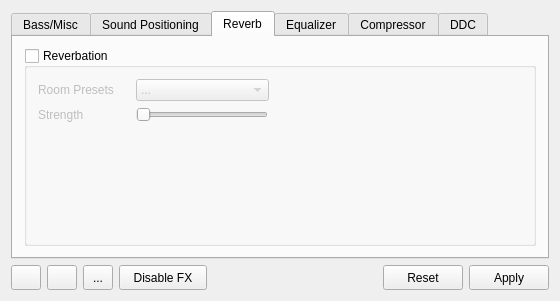
Qt form mainwindow.ui (Audio4Linux/JDSP4Linux) before a commit.
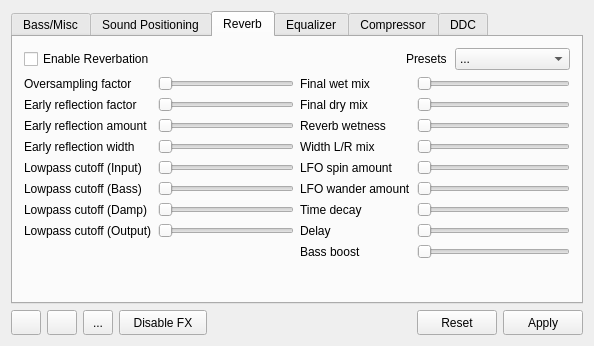
The same form after that commit. The open tabs and pages were chosen to show the change. Icons and pictures are not drawn.

Commit message: Progenitor2 (Reverb engine) fully customizable

What changed in the file:
```diff
--- a/mainwindow.ui
+++ b/mainwindow.ui
@@ -6,20 +6,20 @@
    <rect>
     <x>0</x>
     <y>0</y>
-    <width>560</width>
-    <height>301</height>
+    <width>594</width>
+    <height>346</height>
    </rect>
   </property>
   <property name="minimumSize">
    <size>
     <width>560</width>
-    <height>301</height>
+    <height>346</height>
    </size>
   </property>
   <property name="maximumSize">
    <size>
     <width>750</width>
-    <height>301</height>
+    <height>346</height>
    </size>
   </property>
   <property name="windowTitle">
@@ -796,136 +796,534 @@
        </attribute>
        <layout class="QVBoxLayout" name="verticalLayout_15">
         <item>
-         <widget class="QGroupBox" name="reverb">
-          <property name="whatsThis">
-           <string>&lt;html&gt;&lt;head/&gt;&lt;body&gt;&lt;p&gt;&lt;span style=&quot; font-weight:600; text-decoration: underline;&quot;&gt;Reverbation&lt;/span&gt;&lt;/p&gt;&lt;p&gt;Based on Progenitor2 (part of FreeVerb3)&lt;/p&gt;&lt;/body&gt;&lt;/html&gt;</string>
+         <layout class="QHBoxLayout" name="horizontalLayout_3">
+          <property name="bottomMargin">
+           <number>0</number>
           </property>
-          <property name="title">
-           <string>Reverbation</string>
-          </property>
-          <property name="checkable">
-           <bool>true</bool>
-          </property>
-          <property name="checked">
-           <bool>false</bool>
-          </property>
-          <layout class="QVBoxLayout" name="verticalLayout_11">
-           <item>
-            <layout class="QFormLayout" name="formLayout_3">
-             <property name="horizontalSpacing">
-              <number>22</number>
+          <item>
+           <layout class="QHBoxLayout" name="horizontalLayout_4"/>
+          </item>
+          <item>
+           <widget class="QCheckBox" name="reverb">
+            <property name="text">
+             <string>Enable Reverbation</string>
+            </property>
+           </widget>
+          </item>
+          <item>
+           <spacer name="horizontalSpacer_2">
+            <property name="orientation">
+             <enum>Qt::Horizontal</enum>
+            </property>
+            <property name="sizeHint" stdset="0">
+             <size>
+              <width>40</width>
+              <height>20</height>
+             </size>
+            </property>
+           </spacer>
+          </item>
+          <item>
+           <widget class="QLabel" name="label_4">
+            <property name="text">
+             <string>Presets</string>
+            </property>
+           </widget>
+          </item>
+          <item>
+           <spacer name="horizontalSpacer_3">
+            <property name="orientation">
+             <enum>Qt::Horizontal</enum>
+            </property>
+            <property name="sizeType">
+             <enum>QSizePolicy::Fixed</enum>
+            </property>
+            <property name="sizeHint" stdset="0">
+             <size>
+              <width>2</width>
+              <height>20</height>
+             </size>
+            </property>
+           </spacer>
+          </item>
+          <item>
+           <widget class="QComboBox" name="roompresets">
+            <property name="maximumSize">
+             <size>
+              <width>133</width>
+              <height>16777215</height>
+             </size>
+            </property>
+            <property name="frame">
+             <bool>true</bool>
+            </property>
+            <item>
+             <property name="text">
+              <string>...</string>
              </property>
-             <property name="verticalSpacing">
-              <number>6</number>
+            </item>
+            <item>
+             <property name="text">
+              <string>Default</string>
              </property>
-             <property name="bottomMargin">
-              <number>0</number>
+            </item>
+            <item>
+             <property name="text">
+              <string>Small hall 1</string>
              </property>
-             <item row="1" column="0">
-              <widget class="QLabel" name="vhplvl_label">
-               <property name="text">
-                <string>Strength</string>
-               </property>
-              </widget>
-             </item>
-             <item row="1" column="1">
-              <widget class="QSlider" name="reverb_strength">
-               <property name="minimumSize">
-                <size>
-                 <width>0</width>
-                 <height>13</height>
-                </size>
-               </property>
-               <property name="maximumSize">
-                <size>
-                 <width>132</width>
-                 <height>16777215</height>
-                </size>
-               </property>
-               <property name="minimum">
-                <number>0</number>
-               </property>
-               <property name="maximum">
-                <number>18</number>
-               </property>
-               <property name="value">
-                <number>0</number>
-               </property>
-               <property name="tracking">
-                <bool>true</bool>
-               </property>
-               <property name="orientation">
-                <enum>Qt::Horizontal</enum>
-               </property>
-               <property name="invertedControls">
-                <bool>false</bool>
-               </property>
-              </widget>
-             </item>
-             <item row="0" column="0">
-              <widget class="QLabel" name="label_4">
-               <property name="text">
-                <string>Room Presets</string>
-               </property>
-              </widget>
-             </item>
-             <item row="0" column="1">
-              <widget class="QComboBox" name="roompresets">
-               <property name="maximumSize">
-                <size>
-                 <width>133</width>
-                 <height>16777215</height>
-                </size>
-               </property>
-               <property name="frame">
-                <bool>true</bool>
-               </property>
-               <item>
-                <property name="text">
-                 <string>...</string>
-                </property>
-               </item>
-               <item>
-                <property name="text">
-                 <string>Small room</string>
-                </property>
-               </item>
-               <item>
-                <property name="text">
-                 <string>Medium room</string>
-                </property>
-               </item>
-               <item>
-                <property name="text">
-                 <string>Large room</string>
-                </property>
-               </item>
-               <item>
-                <property name="text">
-                 <string>Plate high</string>
-                </property>
-               </item>
-               <item>
-                <property name="text">
-                 <string>Plate low</string>
-                </property>
-               </item>
-               <item>
-                <property name="text">
-                 <string>Long reverb 1</string>
-                </property>
-               </item>
-               <item>
-                <property name="text">
-                 <string>Long reverb 2</string>
-                </property>
-               </item>
-              </widget>
-             </item>
-            </layout>
-           </item>
-          </layout>
-         </widget>
+            </item>
+            <item>
+             <property name="text">
+              <string>Small hall 2</string>
+             </property>
+            </item>
+            <item>
+             <property name="text">
+              <string>Medium hall 1</string>
+             </property>
+            </item>
+            <item>
+             <property name="text">
+              <string>Medium hall 2</string>
+             </property>
+            </item>
+            <item>
+             <property name="text">
+              <string>Large hall 1</string>
+             </property>
+            </item>
+            <item>
+             <property name="text">
+              <string>Large hall 2</string>
+             </property>
+            </item>
+            <item>
+             <property name="text">
+              <string>Small room 1</string>
+             </property>
+            </item>
+            <item>
+             <property name="text">
+              <string>Small room 2</string>
+             </property>
+            </item>
+            <item>
+             <property name="text">
+              <string>Medium room 1</string>
+             </property>
+            </item>
+            <item>
+             <property name="text">
+              <string>Medium room 2</string>
+             </property>
+            </item>
+            <item>
+             <property name="text">
+              <string>Large room 1</string>
+             </property>
+            </item>
+            <item>
+             <property name="text">
+              <string>Large room 2</string>
+             </property>
+            </item>
+            <item>
+             <property name="text">
+              <string>Medium ER 1</string>
+             </property>
+            </item>
+            <item>
+             <property name="text">
+              <string>Medium ER 2</string>
+             </property>
+            </item>
+            <item>
+             <property name="text">
+              <string>Plate high</string>
+             </property>
+            </item>
+            <item>
+             <property name="text">
+              <string>Plate low</string>
+             </property>
+            </item>
+            <item>
+             <property name="text">
+              <string>Long reverb 1</string>
+             </property>
+            </item>
+            <item>
+             <property name="text">
+              <string>Long reverb 2</string>
+             </property>
+            </item>
+           </widget>
+          </item>
+         </layout>
+        </item>
+        <item>
+         <layout class="QHBoxLayout" name="horizontalLayout_5">
+          <item>
+           <layout class="QFormLayout" name="formLayout">
+            <item row="0" column="0">
+             <widget class="QLabel" name="label_13">
+              <property name="text">
+               <string>Oversampling factor</string>
+              </property>
+             </widget>
+            </item>
+            <item row="0" column="1">
+             <widget class="QSlider" name="rev_osf">
+              <property name="minimum">
+               <number>1</number>
+              </property>
+              <property name="maximum">
+               <number>4</number>
+              </property>
+              <property name="orientation">
+               <enum>Qt::Horizontal</enum>
+              </property>
+             </widget>
+            </item>
+            <item row="1" column="0">
+             <widget class="QLabel" name="label_15">
+              <property name="text">
+               <string>Early reflection factor</string>
+              </property>
+             </widget>
+            </item>
+            <item row="1" column="1">
+             <widget class="QSlider" name="rev_erf">
+              <property name="minimum">
+               <number>50</number>
+              </property>
+              <property name="maximum">
+               <number>250</number>
+              </property>
+              <property name="value">
+               <number>50</number>
+              </property>
+              <property name="orientation">
+               <enum>Qt::Horizontal</enum>
+              </property>
+             </widget>
+            </item>
+            <item row="2" column="0">
+             <widget class="QLabel" name="label_16">
+              <property name="text">
+               <string>Early reflection amount</string>
+              </property>
+             </widget>
+            </item>
+            <item row="2" column="1">
+             <widget class="QSlider" name="rev_era">
+              <property name="maximum">
+               <number>100</number>
+              </property>
+              <property name="orientation">
+               <enum>Qt::Horizontal</enum>
+              </property>
+             </widget>
+            </item>
+            <item row="3" column="0">
+             <widget class="QLabel" name="label_17">
+              <property name="text">
+               <string>Early reflection width</string>
+              </property>
+             </widget>
+            </item>
+            <item row="3" column="1">
+             <widget class="QSlider" name="rev_erw">
+              <property name="minimum">
+               <number>-100</number>
+              </property>
+              <property name="maximum">
+               <number>100</number>
+              </property>
+              <property name="value">
+               <number>-100</number>
+              </property>
+              <property name="orientation">
+               <enum>Qt::Horizontal</enum>
+              </property>
+             </widget>
+            </item>
+            <item row="4" column="0">
+             <widget class="QLabel" name="label_18">
+              <property name="text">
+               <string>Lowpass cutoff (Input)</string>
+              </property>
+             </widget>
+            </item>
+            <item row="4" column="1">
+             <widget class="QSlider" name="rev_lci">
+              <property name="minimum">
+               <number>200</number>
+              </property>
+              <property name="maximum">
+               <number>18000</number>
+              </property>
+              <property name="orientation">
+               <enum>Qt::Horizontal</enum>
+              </property>
+             </widget>
+            </item>
+            <item row="5" column="0">
+             <widget class="QLabel" name="label_19">
+              <property name="text">
+               <string>Lowpass cutoff (Bass)</string>
+              </property>
+             </widget>
+            </item>
+            <item row="5" column="1">
+             <widget class="QSlider" name="rev_lcb">
+              <property name="minimum">
+               <number>50</number>
+              </property>
+              <property name="maximum">
+               <number>1050</number>
+              </property>
+              <property name="orientation">
+               <enum>Qt::Horizontal</enum>
+              </property>
+             </widget>
+            </item>
+            <item row="6" column="0">
+             <widget class="QLabel" name="label_20">
+              <property name="text">
+               <string>Lowpass cutoff (Damp)</string>
+              </property>
+             </widget>
+            </item>
+            <item row="6" column="1">
+             <widget class="QSlider" name="rev_lcd">
+              <property name="minimum">
+               <number>200</number>
+              </property>
+              <property name="maximum">
+               <number>18000</number>
+              </property>
+              <property name="orientation">
+               <enum>Qt::Horizontal</enum>
+              </property>
+             </widget>
+            </item>
+            <item row="7" column="0">
+             <widget class="QLabel" name="label_21">
+              <property name="text">
+               <string>Lowpass cutoff (Output)</string>
+              </property>
+             </widget>
+            </item>
+            <item row="7" column="1">
+             <widget class="QSlider" name="rev_lco">
+              <property name="minimum">
+               <number>200</number>
+              </property>
+              <property name="maximum">
+               <number>18000</number>
+              </property>
+              <property name="orientation">
+               <enum>Qt::Horizontal</enum>
+              </property>
+             </widget>
+            </item>
+           </layout>
+          </item>
+          <item>
+           <layout class="QFormLayout" name="formLayout_2">
+            <property name="rightMargin">
+             <number>0</number>
+            </property>
+            <item row="0" column="0">
+             <widget class="QLabel" name="label_14">
+              <property name="text">
+               <string>Final wet mix</string>
+              </property>
+             </widget>
+            </item>
+            <item row="1" column="0">
+             <widget class="QLabel" name="label_22">
+              <property name="text">
+               <string>Final dry mix</string>
+              </property>
+             </widget>
+            </item>
+            <item row="2" column="0">
+             <widget class="QLabel" name="label_23">
+              <property name="text">
+               <string>Reverb wetness</string>
+              </property>
+             </widget>
+            </item>
+            <item row="3" column="0">
+             <widget class="QLabel" name="label_24">
+              <property name="text">
+               <string>Width L/R mix</string>
+              </property>
+             </widget>
+            </item>
+            <item row="5" column="0">
+             <widget class="QLabel" name="label_25">
+              <property name="text">
+               <string>LFO wander amount</string>
+              </property>
+             </widget>
+            </item>
+            <item row="4" column="0">
+             <widget class="QLabel" name="label_26">
+              <property name="text">
+               <string>LFO spin amount</string>
+              </property>
+             </widget>
+            </item>
+            <item row="6" column="0">
+             <widget class="QLabel" name="label_27">
+              <property name="text">
+               <string>Time decay</string>
+              </property>
+             </widget>
+            </item>
+            <item row="7" column="0">
+             <widget class="QLabel" name="label_28">
+              <property name="text">
+               <string>Delay</string>
+              </property>
+             </widget>
+            </item>
+            <item row="8" column="0">
+             <widget class="QLabel" name="label_29">
+              <property name="text">
+               <string>Bass boost</string>
+              </property>
+             </widget>
+            </item>
+            <item row="0" column="1">
+             <widget class="QSlider" name="rev_finalwet">
+              <property name="minimum">
+               <number>-700</number>
+              </property>
+              <property name="maximum">
+               <number>100</number>
+              </property>
+              <property name="value">
+               <number>-700</number>
+              </property>
+              <property name="orientation">
+               <enum>Qt::Horizontal</enum>
+              </property>
+             </widget>
+            </item>
+            <item row="1" column="1">
+             <widget class="QSlider" name="rev_finaldry">
+              <property name="minimum">
+               <number>-700</number>
+              </property>
+              <property name="maximum">
+               <number>100</number>
+              </property>
+              <property name="value">
+               <number>-700</number>
+              </property>
+              <property name="orientation">
+               <enum>Qt::Horizontal</enum>
+              </property>
+             </widget>
+            </item>
+            <item row="2" column="1">
+             <widget class="QSlider" name="rev_wet">
+              <property name="minimum">
+               <number>-700</number>
+              </property>
+              <property name="maximum">
+               <number>100</number>
+              </property>
+              <property name="value">
+               <number>-700</number>
+              </property>
+              <property name="orientation">
+               <enum>Qt::Horizontal</enum>
+              </property>
+             </widget>
+            </item>
+            <item row="3" column="1">
+             <widget class="QSlider" name="rev_width">
+              <property name="maximum">
+               <number>100</number>
+              </property>
+              <property name="orientation">
+               <enum>Qt::Horizontal</enum>
+              </property>
+             </widget>
+            </item>
+            <item row="4" column="1">
+             <widget class="QSlider" name="rev_spin">
+              <property name="maximum">
+               <number>1000</number>
+              </property>
+              <property name="orientation">
+               <enum>Qt::Horizontal</enum>
+              </property>
+             </widget>
+            </item>
+            <item row="5" column="1">
+             <widget class="QSlider" name="rev_wander">
+              <property name="minimum">
+               <number>10</number>
+              </property>
+              <property name="maximum">
+               <number>60</number>
+              </property>
+              <property name="orientation">
+               <enum>Qt::Horizontal</enum>
+              </property>
+             </widget>
+            </item>
+            <item row="6" column="1">
+             <widget class="QSlider" name="rev_decay">
+              <property name="minimum">
+               <number>10</number>
+              </property>
+              <property name="maximum">
+               <number>3000</number>
+              </property>
+              <property name="orientation">
+               <enum>Qt::Horizontal</enum>
+              </property>
+             </widget>
+            </item>
+            <item row="7" column="1">
+             <widget class="QSlider" name="rev_delay">
+              <property name="minimum">
+               <number>-5000</number>
+              </property>
+              <property name="maximum">
+               <number>5000</number>
+              </property>
+              <property name="value">
+               <number>-5000</number>
+              </property>
+              <property name="orientation">
+               <enum>Qt::Horizontal</enum>
+              </property>
+              <property name="invertedAppearance">
+               <bool>false</bool>
+              </property>
+             </widget>
+            </item>
+            <item row="8" column="1">
+             <widget class="QSlider" name="rev_bass">
+              <property name="maximum">
+               <number>50</number>
+              </property>
+              <property name="orientation">
+               <enum>Qt::Horizontal</enum>
+              </property>
+             </widget>
+            </item>
+           </layout>
+          </item>
+         </layout>
         </item>
        </layout>
       </widget>
```
Left out of the diff: 16 changed lines with no effect on the pictures. The commit also changes 4 other files.
